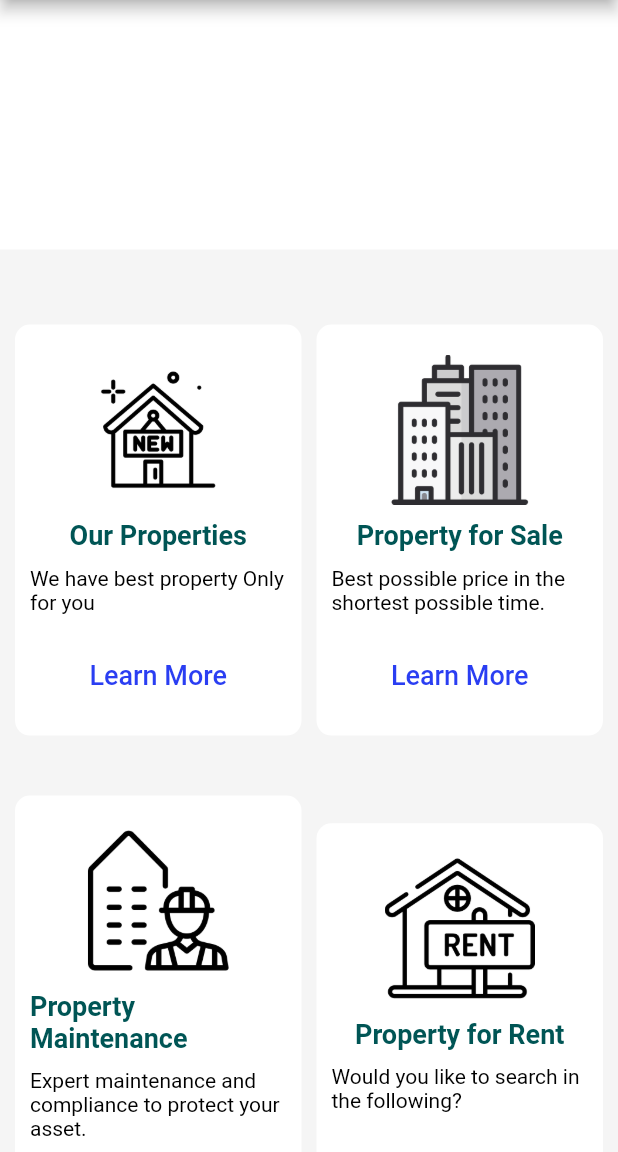
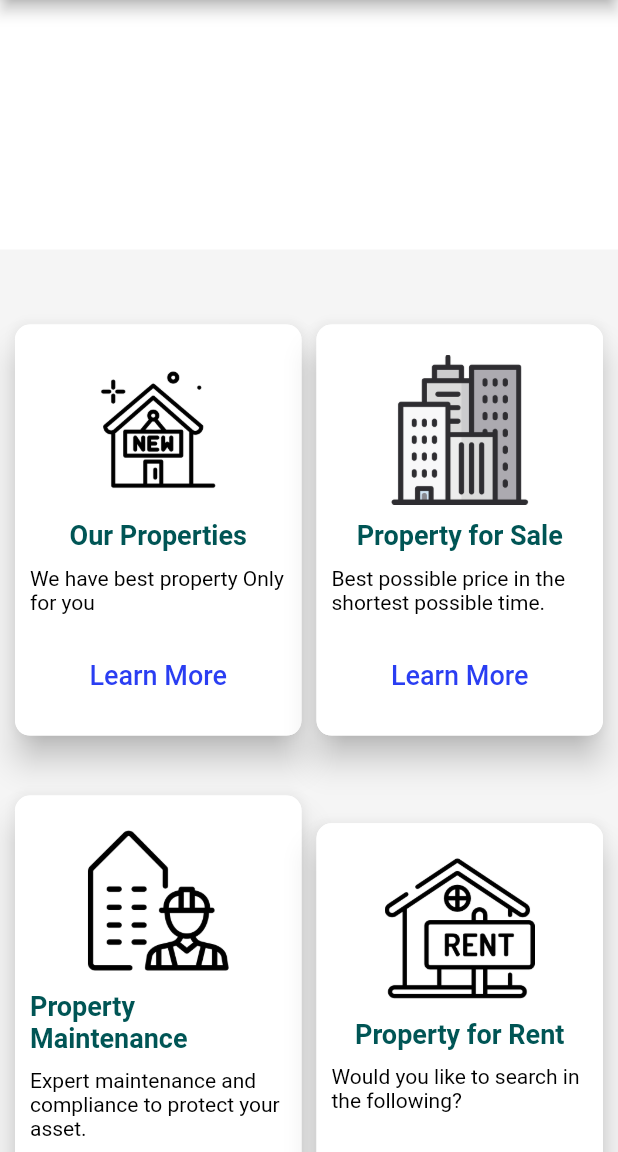
Before and after one commit to ShaimPatel/LnadLoard, a Flutter app: the screen it shows after launch, scrolled down 1152 dp, on a phone screen of 412 x 824 dp, the part 84-1236 px from its top. Run offline on Flutter 3.47's test engine with Material 2 defaults, Android fonts, the phone set to English and light mode, and no system bars; our stand-ins replace carousel_slider, flutter_html, flutter_offline, flutter_rating_bar, fluttertoast, google_maps_flutter and 2 more; missing offline and left inert: super_banners; network calls fail.

Commit message:
Changeing the UI

```diff
--- a/lib/views/HomePage/widgets/our_services.dart
+++ b/lib/views/HomePage/widgets/our_services.dart
@@ -19,11 +19,27 @@ class OurServiceWidget extends StatefulWidget {
 }
 
 class _OurServiceWidgetState extends State<OurServiceWidget> {
+  bool _isFlat = false;
   @override
   Widget build(BuildContext context) {
-    return Container(
+    return AnimatedPhysicalModel(
+      duration: const Duration(milliseconds: 500),
+      curve: Curves.decelerate,
+      elevation: _isFlat ? 0 : 9.0,
+      shape: BoxShape.rectangle,
+      borderRadius: BorderRadius.circular(10),
+      shadowColor: AppColor.blackColor,
+      color: Colors.white,
+      child: InkWell(
+        onTap: () {
+          setState(() {
+            _isFlat = !_isFlat;
+          });
+        },
+        child: Container(
           decoration: BoxDecoration(
-          color: AppColor.whiteColor, borderRadius: BorderRadius.circular(10)),
+              color: AppColor.whiteColor,
+              borderRadius: BorderRadius.circular(10)),
           child: Padding(
             padding: const EdgeInsets.symmetric(horizontal: 10, vertical: 20),
             child: Column(
@@ -70,6 +86,8 @@ class _OurServiceWidgetState extends State<OurServiceWidget> {
               ],
             ),
           ),
+        ),
+      ),
     );
   }
 }
```
Also changed, not shown: lib/views/LandLord Page/landlord_page.dart (+17 -19 lines), lib/views/Tenants Page/tenants_letting_guide_page.dart (+15 -15 lines), 1 other file. Lines whose indentation alone changed are shown as unchanged.
